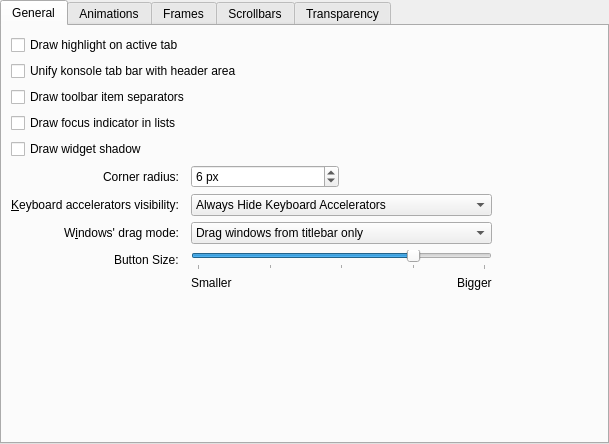
Before: the Qt Designer form kstyle/config/ui/lightlystyleconfig.ui in taj-ny/Darkly, drawn with Qt 5.
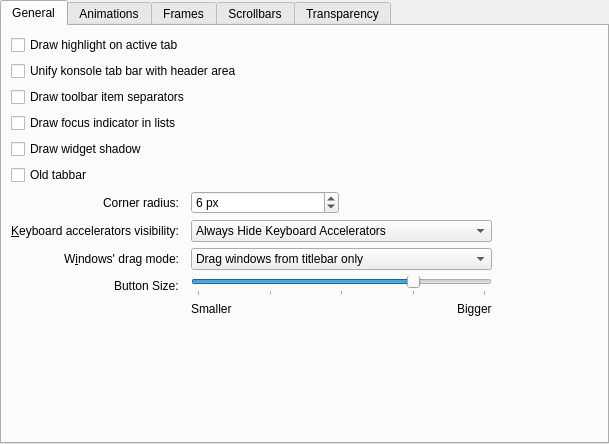
After: the same form once the commit is applied.

Commit message: Added a setting so users can revert to the old tabbar

The edit to the form file:
```diff
--- a/kstyle/config/ui/lightlystyleconfig.ui
+++ b/kstyle/config/ui/lightlystyleconfig.ui
@@ -39,71 +39,6 @@
        <string>General</string>
       </attribute>
       <layout class="QGridLayout" name="gridLayout">
-       <item row="2" column="0" colspan="5">
-        <widget class="QCheckBox" name="_toolBarDrawItemSeparator">
-         <property name="text">
-          <string>Draw toolbar item separators</string>
-         </property>
-        </widget>
-       </item>
-       <item row="8" column="2" colspan="2">
-        <widget class="QComboBox" name="_mnemonicsMode">
-         <item>
-          <property name="text">
-           <string>Always Hide Keyboard Accelerators</string>
-          </property>
-         </item>
-         <item>
-          <property name="text">
-           <string>Show Keyboard Accelerators When Needed</string>
-          </property>
-         </item>
-         <item>
-          <property name="text">
-           <string>Always Show Keyboard Accelerators</string>
-          </property>
-         </item>
-        </widget>
-       </item>
-       <item row="6" column="0">
-        <widget class="QCheckBox" name="_widgetDrawShadow">
-         <property name="text">
-          <string>Draw widget shadow</string>
-         </property>
-        </widget>
-       </item>
-       <item row="8" column="0">
-        <widget class="QLabel" name="_mnemonicsLabel">
-         <property name="text">
-          <string>&amp;Keyboard accelerators visibility:</string>
-         </property>
-         <property name="alignment">
-          <set>Qt::AlignRight|Qt::AlignTrailing|Qt::AlignVCenter</set>
-         </property>
-         <property name="buddy">
-          <cstring>_mnemonicsMode</cstring>
-         </property>
-        </widget>
-       </item>
-       <item row="9" column="0">
-        <widget class="QLabel" name="_windowDragLabel">
-         <property name="sizePolicy">
-          <sizepolicy hsizetype="Preferred" vsizetype="Preferred">
-           <horstretch>0</horstretch>
-           <verstretch>0</verstretch>
-          </sizepolicy>
-         </property>
-         <property name="text">
-          <string>W&amp;indows' drag mode:</string>
-         </property>
-         <property name="alignment">
-          <set>Qt::AlignRight|Qt::AlignTrailing|Qt::AlignVCenter</set>
-         </property>
-         <property name="buddy">
-          <cstring>_windowDragMode</cstring>
-         </property>
-        </widget>
-       </item>
        <item row="3" column="0" colspan="5">
         <widget class="QCheckBox" name="_viewDrawFocusIndicator">
          <property name="text">
@@ -111,23 +46,7 @@
          </property>
         </widget>
        </item>
-       <item row="7" column="2">
-        <widget class="QSpinBox" name="_cornerRadius">
-         <property name="suffix">
-          <string> px</string>
-         </property>
-         <property name="minimum">
-          <number>1</number>
-         </property>
-         <property name="maximum">
-          <number>8</number>
-         </property>
-         <property name="value">
-          <number>6</number>
-         </property>
-        </widget>
-       </item>
-       <item row="9" column="2" colspan="2">
+       <item row="10" column="2" colspan="2">
         <widget class="QComboBox" name="_windowDragMode">
          <item>
           <property name="text">
@@ -153,24 +72,7 @@
          </property>
         </widget>
        </item>
-       <item row="7" column="0">
-        <widget class="QLabel" name="_cornerRadiusLabel">
-         <property name="text">
-          <string>Corner radius:</string>
-         </property>
-         <property name="alignment">
-          <set>Qt::AlignRight|Qt::AlignTrailing|Qt::AlignVCenter</set>
-         </property>
-        </widget>
-       </item>
-       <item row="0" column="0" colspan="5">
-        <widget class="QCheckBox" name="_tabDrawHighlight">
-         <property name="text">
-          <string>Draw highlight on active tab</string>
-         </property>
-        </widget>
-       </item>
-       <item row="8" column="4">
+       <item row="9" column="4">
         <spacer name="horizontalSpacer_3">
          <property name="orientation">
           <enum>Qt::Horizontal</enum>
@@ -183,7 +85,7 @@
          </property>
         </spacer>
        </item>
-       <item row="15" column="0" colspan="4">
+       <item row="16" column="0" colspan="4">
         <spacer name="verticalSpacer">
          <property name="orientation">
           <enum>Qt::Vertical</enum>
@@ -196,31 +98,7 @@
          </property>
         </spacer>
        </item>
-       <item row="12" column="0" alignment="Qt::AlignRight">
-        <widget class="QLabel" name="label_2">
-         <property name="layoutDirection">
-          <enum>Qt::LeftToRight</enum>
-         </property>
-         <property name="text">
-          <string>Button Size:</string>
-         </property>
-        </widget>
-       </item>
-       <item row="13" column="2">
-        <widget class="QLabel" name="label_3">
-         <property name="text">
-          <string>Smaller</string>
-         </property>
-        </widget>
-       </item>
-       <item row="13" column="3" alignment="Qt::AlignRight">
-        <widget class="QLabel" name="label_4">
-         <property name="text">
-          <string>Bigger</string>
-         </property>
-        </widget>
-       </item>
-       <item row="12" column="2" colspan="2">
+       <item row="13" column="2" colspan="2">
         <widget class="QSlider" name="_buttonSize">
          <property name="minimum">
           <number>-2</number>
@@ -245,6 +123,135 @@
          </property>
         </widget>
        </item>
+       <item row="8" column="0">
+        <widget class="QLabel" name="_cornerRadiusLabel">
+         <property name="text">
+          <string>Corner radius:</string>
+         </property>
+         <property name="alignment">
+          <set>Qt::AlignRight|Qt::AlignTrailing|Qt::AlignVCenter</set>
+         </property>
+        </widget>
+       </item>
+       <item row="9" column="0">
+        <widget class="QLabel" name="_mnemonicsLabel">
+         <property name="text">
+          <string>&amp;Keyboard accelerators visibility:</string>
+         </property>
+         <property name="alignment">
+          <set>Qt::AlignRight|Qt::AlignTrailing|Qt::AlignVCenter</set>
+         </property>
+         <property name="buddy">
+          <cstring>_mnemonicsMode</cstring>
+         </property>
+        </widget>
+       </item>
+       <item row="6" column="0">
+        <widget class="QCheckBox" name="_widgetDrawShadow">
+         <property name="text">
+          <string>Draw widget shadow</string>
+         </property>
+        </widget>
+       </item>
+       <item row="10" column="0">
+        <widget class="QLabel" name="_windowDragLabel">
+         <property name="sizePolicy">
+          <sizepolicy hsizetype="Preferred" vsizetype="Preferred">
+           <horstretch>0</horstretch>
+           <verstretch>0</verstretch>
+          </sizepolicy>
+         </property>
+         <property name="text">
+          <string>W&amp;indows' drag mode:</string>
+         </property>
+         <property name="alignment">
+          <set>Qt::AlignRight|Qt::AlignTrailing|Qt::AlignVCenter</set>
+         </property>
+         <property name="buddy">
+          <cstring>_windowDragMode</cstring>
+         </property>
+        </widget>
+       </item>
+       <item row="13" column="0" alignment="Qt::AlignRight">
+        <widget class="QLabel" name="label_2">
+         <property name="layoutDirection">
+          <enum>Qt::LeftToRight</enum>
+         </property>
+         <property name="text">
+          <string>Button Size:</string>
+         </property>
+        </widget>
+       </item>
+       <item row="14" column="2">
+        <widget class="QLabel" name="label_3">
+         <property name="text">
+          <string>Smaller</string>
+         </property>
+        </widget>
+       </item>
+       <item row="2" column="0" colspan="5">
+        <widget class="QCheckBox" name="_toolBarDrawItemSeparator">
+         <property name="text">
+          <string>Draw toolbar item separators</string>
+         </property>
+        </widget>
+       </item>
+       <item row="9" column="2" colspan="2">
+        <widget class="QComboBox" name="_mnemonicsMode">
+         <item>
+          <property name="text">
+           <string>Always Hide Keyboard Accelerators</string>
+          </property>
+         </item>
+         <item>
+          <property name="text">
+           <string>Show Keyboard Accelerators When Needed</string>
+          </property>
+         </item>
+         <item>
+          <property name="text">
+           <string>Always Show Keyboard Accelerators</string>
+          </property>
+         </item>
+        </widget>
+       </item>
+       <item row="8" column="2">
+        <widget class="QSpinBox" name="_cornerRadius">
+         <property name="suffix">
+          <string> px</string>
+         </property>
+         <property name="minimum">
+          <number>1</number>
+         </property>
+         <property name="maximum">
+          <number>8</number>
+         </property>
+         <property name="value">
+          <number>6</number>
+         </property>
+        </widget>
+       </item>
+       <item row="14" column="3" alignment="Qt::AlignRight">
+        <widget class="QLabel" name="label_4">
+         <property name="text">
+          <string>Bigger</string>
+         </property>
+        </widget>
+       </item>
+       <item row="0" column="0" colspan="5">
+        <widget class="QCheckBox" name="_tabDrawHighlight">
+         <property name="text">
+          <string>Draw highlight on active tab</string>
+         </property>
+        </widget>
+       </item>
+       <item row="7" column="0">
+        <widget class="QCheckBox" name="_oldTabbar">
+         <property name="text">
+          <string>Old tabbar</string>
+         </property>
+        </widget>
+       </item>
       </layout>
      </widget>
      <widget class="QWidget" name="tab_2">
```
The commit also changes 3 other files.
